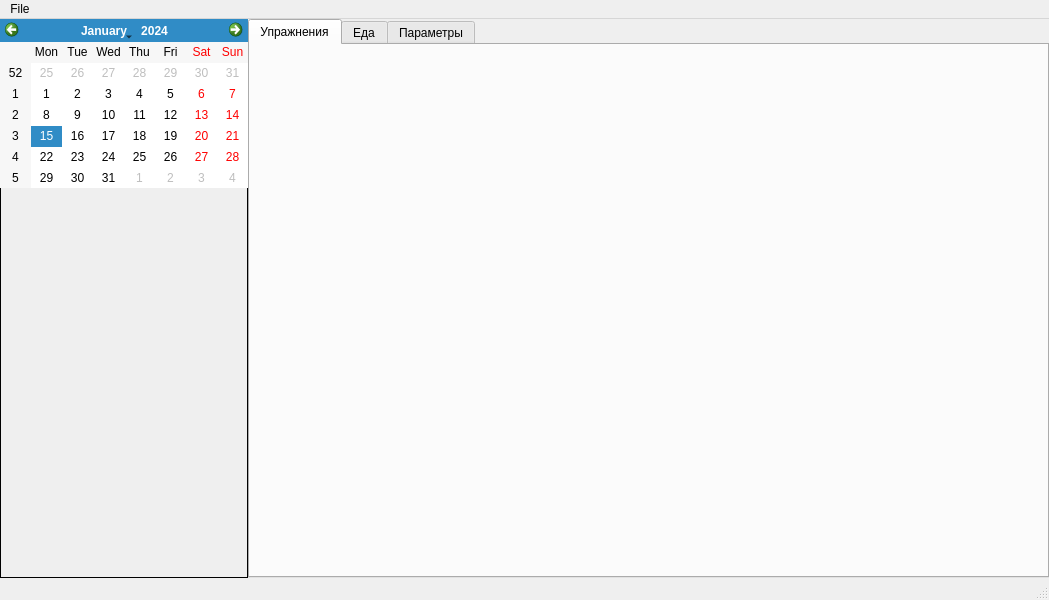
This is src/mainwindow.ui in yantayga/Diary as Qt 5 draws it before an edit. The edited form follows.
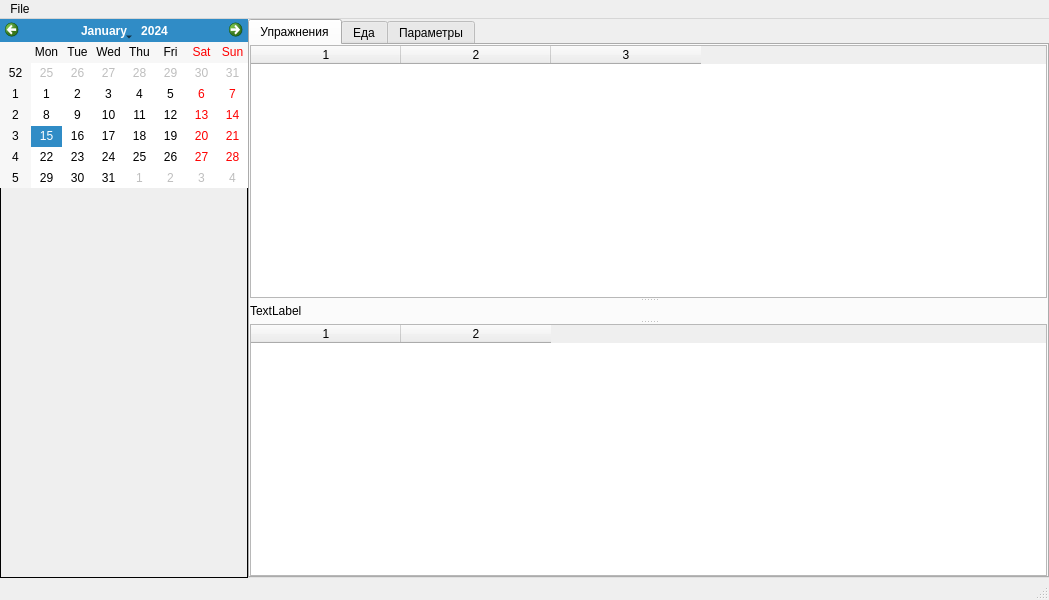
This is the edited form. The open tabs and pages were chosen to show the change.

Patch:
```diff
--- a/src/mainwindow.ui
+++ b/src/mainwindow.ui
@@ -67,10 +67,105 @@
       <property name="currentIndex">
        <number>1</number>
       </property>
-      <widget class="QWidget" name="tabExercises">
+      <widget class="QSplitter" name="tabExercises">
+       <property name="orientation">
+        <enum>Qt::Vertical</enum>
+       </property>
+       <property name="childrenCollapsible">
+        <bool>false</bool>
+       </property>
        <attribute name="title">
         <string>Упражнения</string>
        </attribute>
+       <widget class="QTableWidget" name="tableExcercises">
+        <property name="editTriggers">
+         <set>QAbstractItemView::NoEditTriggers</set>
+        </property>
+        <property name="alternatingRowColors">
+         <bool>true</bool>
+        </property>
+        <property name="selectionMode">
+         <enum>QAbstractItemView::SingleSelection</enum>
+        </property>
+        <property name="selectionBehavior">
+         <enum>QAbstractItemView::SelectRows</enum>
+        </property>
+        <property name="showGrid">
+         <bool>true</bool>
+        </property>
+        <property name="columnCount">
+         <number>3</number>
+        </property>
+        <attribute name="horizontalHeaderDefaultSectionSize">
+         <number>150</number>
+        </attribute>
+        <attribute name="horizontalHeaderHighlightSections">
+         <bool>false</bool>
+        </attribute>
+        <attribute name="verticalHeaderVisible">
+         <bool>false</bool>
+        </attribute>
+        <attribute name="verticalHeaderDefaultSectionSize">
+         <number>21</number>
+        </attribute>
+        <attribute name="verticalHeaderHighlightSections">
+         <bool>false</bool>
+        </attribute>
+        <column/>
+        <column/>
+        <column/>
+       </widget>
+       <widget class="QLabel" name="totalExercises">
+        <property name="minimumSize">
+         <size>
+          <width>0</width>
+          <height>18</height>
+         </size>
+        </property>
+        <property name="maximumSize">
+         <size>
+          <width>16777215</width>
+          <height>18</height>
+         </size>
+        </property>
+        <property name="text">
+         <string>TextLabel</string>
+        </property>
+        <property name="textInteractionFlags">
+         <set>Qt::LinksAccessibleByMouse|Qt::TextSelectableByMouse</set>
+        </property>
+       </widget>
+       <widget class="QTableWidget" name="tableExerciseDetails">
+        <property name="editTriggers">
+         <set>QAbstractItemView::NoEditTriggers</set>
+        </property>
+        <property name="alternatingRowColors">
+         <bool>true</bool>
+        </property>
+        <property name="selectionMode">
+         <enum>QAbstractItemView::SingleSelection</enum>
+        </property>
+        <property name="selectionBehavior">
+         <enum>QAbstractItemView::SelectRows</enum>
+        </property>
+        <property name="columnCount">
+         <number>2</number>
+        </property>
+        <attribute name="horizontalHeaderDefaultSectionSize">
+         <number>150</number>
+        </attribute>
+        <attribute name="verticalHeaderVisible">
+         <bool>false</bool>
+        </attribute>
+        <attribute name="verticalHeaderDefaultSectionSize">
+         <number>21</number>
+        </attribute>
+        <attribute name="verticalHeaderHighlightSections">
+         <bool>false</bool>
+        </attribute>
+        <column/>
+        <column/>
+       </widget>
       </widget>
       <widget class="QWidget" name="tabFood">
        <attribute name="title">
```
Left out of the diff: 42 changed lines with no effect on the pictures.
